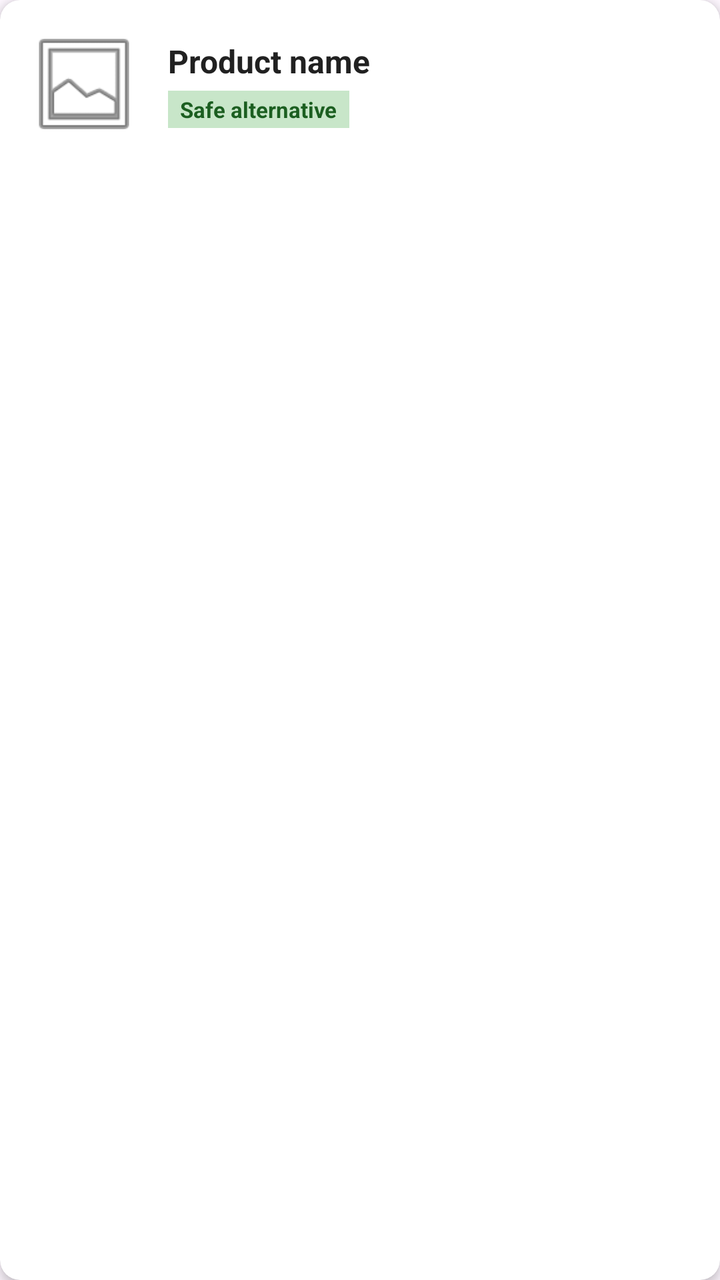
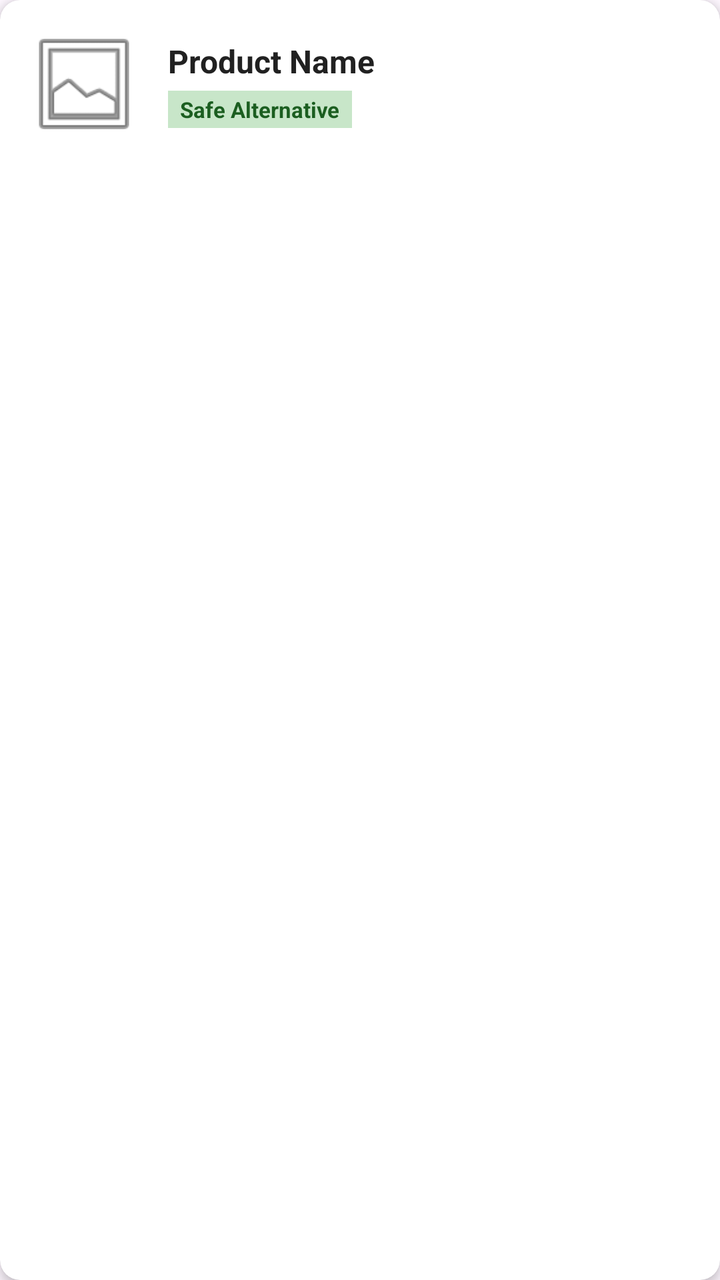

An Android layout rendered at two revisions. The XML below is the earlier revision; the diff shows what the commit changed to produce the second picture.
<!-- AndroidManifest.xml: application theme Theme.Allergy -->
<!-- res/layout/item_recommendation.xml -->
<?xml version="1.0" encoding="utf-8"?>
<androidx.cardview.widget.CardView
xmlns:android="http://schemas.android.com/apk/res/android"
xmlns:app="http://schemas.android.com/apk/res-auto"
android:layout_width="match_parent"
android:layout_height="wrap_content"
android:layout_margin="6dp"
app:cardCornerRadius="10dp"
app:cardElevation="3dp">

<LinearLayout
    android:layout_width="match_parent"
    android:layout_height="wrap_content"
    android:orientation="horizontal"
    android:padding="12dp"
    android:gravity="center_vertical">

    <ImageView
        android:id="@+id/ivRecImage"
        android:layout_width="60dp"
        android:layout_height="60dp"
        android:scaleType="centerCrop"
        android:src="@android:drawable/ic_menu_gallery" />

    <LinearLayout
        android:layout_width="0dp"
        android:layout_height="wrap_content"
        android:layout_weight="1"
        android:orientation="vertical"
        android:layout_marginStart="12dp">

        <TextView
            android:id="@+id/tvRecName"
            android:layout_width="wrap_content"
            android:layout_height="wrap_content"
            android:text="@string/product_name"
            android:textSize="16sp"
            android:textStyle="bold"
            android:textColor="#212121" />

        <TextView
            android:id="@+id/tvRecBadge"
            android:layout_width="wrap_content"
            android:layout_height="wrap_content"
            android:text="@string/safe_alternative"
            android:textSize="11sp"
            android:textStyle="bold"
            android:textColor="#1B5E20"
            android:background="#C8E6C9"
            android:paddingStart="6dp"
            android:paddingEnd="6dp"
            android:paddingTop="2dp"
            android:paddingBottom="2dp"
            android:layout_marginTop="4dp" />
    </LinearLayout>

</LinearLayout>
</androidx.cardview.widget.CardView>
<!-- resources referenced by this layout -->
<resources>
  <string name="product_name">Product name</string>
  <string name="safe_alternative">Safe alternative</string>
  <style name="Theme.Allergy" parent="Base.Theme.Allergy" />
  <style name="Base.Theme.Allergy" parent="Theme.Material3.DayNight.NoActionBar">
          
          
      </style>
</resources>

<!-- the commit's change to res/layout/item_recommendation.xml (unified diff, before → after) -->
@@ -15,6 +15,7 @@ app:cardElevation="3dp">
     android:padding="12dp"
     android:gravity="center_vertical">
 
+    
     <ImageView
         android:id="@+id/ivRecImage"
         android:layout_width="60dp"
@@ -29,6 +30,7 @@ app:cardElevation="3dp">
         android:orientation="vertical"
         android:layout_marginStart="12dp">
 
+        
         <TextView
             android:id="@+id/tvRecName"
             android:layout_width="wrap_content"
@@ -38,6 +40,7 @@ app:cardElevation="3dp">
             android:textStyle="bold"
             android:textColor="#212121" />
 
+        
         <TextView
             android:id="@+id/tvRecBadge"
             android:layout_width="wrap_content"
<!-- resource entries referenced after the edit -->
@@ -1,7 +1,7 @@
 <!-- resources referenced by this layout -->
 <resources>
-  <string name="product_name">Product name</string>
-  <string name="safe_alternative">Safe alternative</string>
+  <string name="product_name">Product Name</string>
+  <string name="safe_alternative">Safe Alternative</string>
   <style name="Theme.Allergy" parent="Base.Theme.Allergy" />
   <style name="Base.Theme.Allergy" parent="Theme.Material3.DayNight.NoActionBar">
           
